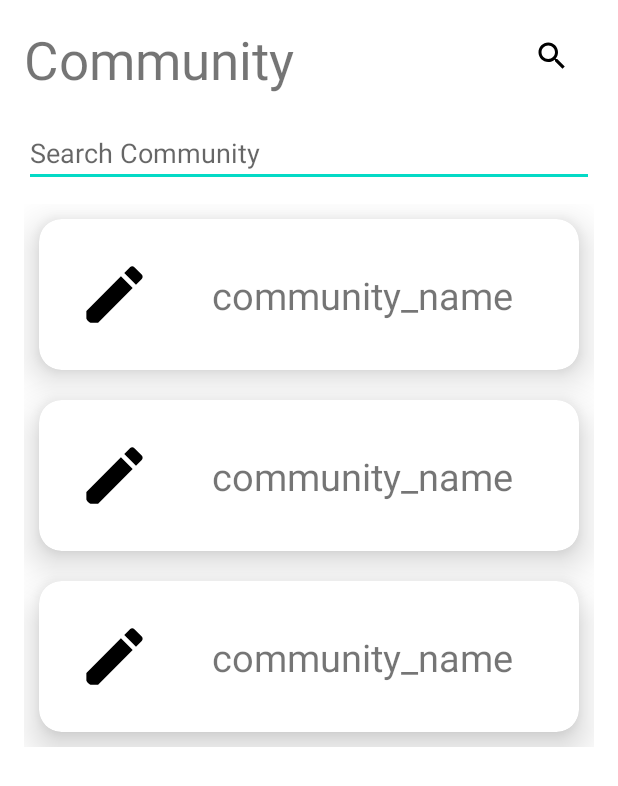
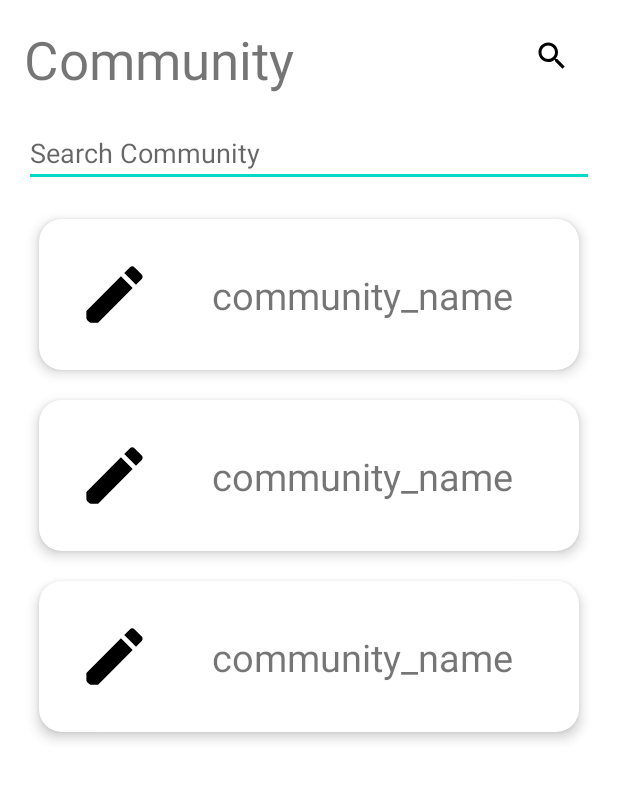
Before and after one commit to mohitsingh316/CrimeAlert, an Android app: the layout fragment_community.xml on its own in the app's theme, with its tools: preview values and no code run, on a phone screen of 412 x 824 dp. Shown: the top 786 px of the screen. Run offline under Robolectric (Android 15) with nearby library versions, the light colour scheme and no system bars.

Commit message:
community card item

```diff
--- a/app/src/main/res/layout/community_item.xml
+++ b/app/src/main/res/layout/community_item.xml
@@ -6,7 +6,7 @@
     android:layout_width="match_parent"
     android:layout_height="wrap_content"
     android:layout_margin="10dp"
-    app:cardElevation="15dp"
+    app:cardElevation="5dp"
     app:cardCornerRadius="15dp">
 
     <androidx.constraintlayout.widget.ConstraintLayout
```
